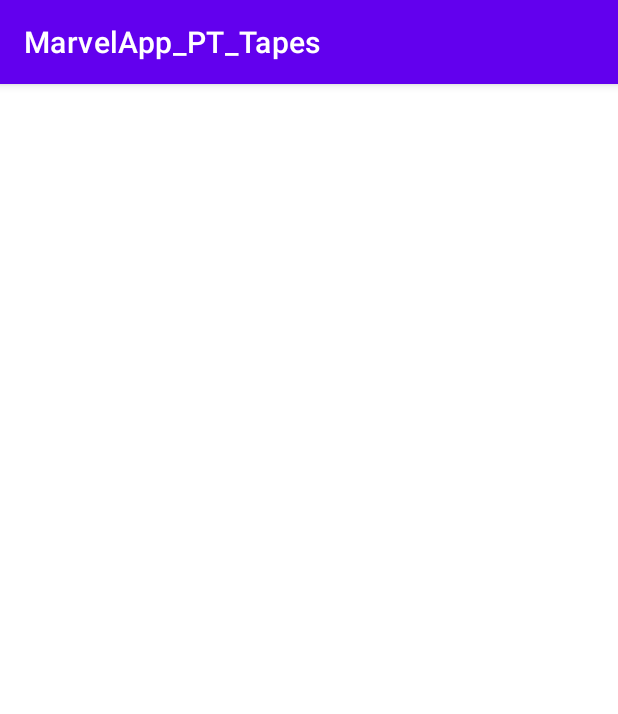
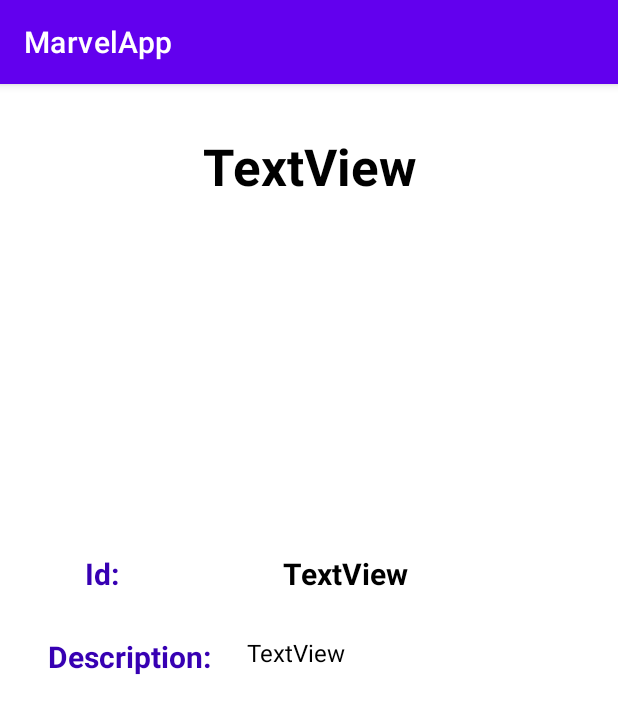
Before and after one commit to poncegamez1/MarvelApp_PT_Tapes, an Android app: the fragment DetailFragment placed in its activity, on a phone screen of 412 x 824 dp. Shown: the top 714 px of the screen. Run offline under Robolectric (Android 15) with nearby library versions, the phone set to English and light mode, and no system bars; our stand-ins replace Dagger/Hilt's generated code, Picasso; network calls fail; pictures from the network do not load; 7 statements that could not run were skipped.

Commit message:
Se crea el codigo de la pantalla DetailFragment.kt

```diff
--- a/app/src/main/java/com/poncegamez/marvelapp_pt_tapes/presentation/detail/DetailFragment.kt
+++ b/app/src/main/java/com/poncegamez/marvelapp_pt_tapes/presentation/detail/DetailFragment.kt
@@ -8,6 +8,7 @@ import android.view.ViewGroup
 import androidx.fragment.app.viewModels
 import androidx.navigation.fragment.navArgs
 import com.poncegamez.marvelapp_pt_tapes.databinding.FragmentDetailBinding
+import com.squareup.picasso.Picasso
 
 class DetailFragment : Fragment() {
 
@@ -27,10 +28,10 @@ class DetailFragment : Fragment() {
         super.onViewCreated(view, savedInstanceState)
         val comic = args.comic
         with(detailBinding){
-
+            titleTextView.text = comic.title
+            idTextView.text = comic.id.toString()
+            descriptionTextView.text = comic.description
+            Picasso.get().load("${comic.thumbnailPath}.${comic.thumbnailExt}").into(pictureImageView)
         }
     }
-
-
-
 }
--- a/app/src/main/res/layout/card_view_comic_item.xml
+++ b/app/src/main/res/layout/card_view_comic_item.xml
@@ -38,10 +38,14 @@
             <TextView
                 android:id="@+id/name_text_view"
                 style="@style/Subtitulos"
-                android:layout_width="wrap_content"
+                android:layout_width="0dp"
                 android:layout_height="wrap_content"
-                android:layout_marginTop="32dp"
-                android:textSize="24sp"
+                android:layout_marginStart="8dp"
+                android:layout_marginTop="50dp"
+                android:layout_marginEnd="8dp"
+                android:layout_marginBottom="93dp"
+                android:textSize="16dp"
+                app:layout_constraintBottom_toBottomOf="parent"
                 app:layout_constraintEnd_toEndOf="parent"
                 app:layout_constraintStart_toEndOf="@+id/picture_image_view"
                 app:layout_constraintTop_toTopOf="parent" />
--- a/app/src/main/res/layout/fragment_detail.xml
+++ b/app/src/main/res/layout/fragment_detail.xml
@@ -1,6 +1,89 @@
 <?xml version="1.0" encoding="utf-8"?>
-<FrameLayout xmlns:android="http://schemas.android.com/apk/res/android"
+<androidx.constraintlayout.widget.ConstraintLayout xmlns:android="http://schemas.android.com/apk/res/android"
+    xmlns:app="http://schemas.android.com/apk/res-auto"
     xmlns:tools="http://schemas.android.com/tools"
+    android:id="@+id/ConstraintLayout"
     android:layout_width="match_parent"
     android:layout_height="match_parent"
-    tools:context=".presentation.detail.DetailFragment"/>
+    tools:context=".presentation.detail.DetailFragment" >
+
+    <TextView
+        android:id="@+id/title_text_view"
+        style="@style/Titulo"
+        android:layout_width="wrap_content"
+        android:layout_height="wrap_content"
+        android:layout_marginTop="32dp"
+        android:text="TextView"
+        android:textAlignment="center"
+        android:textSize="34sp"
+        app:layout_constraintEnd_toEndOf="parent"
+        app:layout_constraintStart_toStartOf="parent"
+        app:layout_constraintTop_toTopOf="parent" />
+
+    <ImageView
+        android:id="@+id/picture_image_view"
+        android:layout_width="238dp"
+        android:layout_height="191dp"
+        android:layout_marginTop="24dp"
+        app:layout_constraintEnd_toEndOf="parent"
+        app:layout_constraintStart_toStartOf="parent"
+        app:layout_constraintTop_toBottomOf="@+id/title_text_view"
+        tools:src="@tools:sample/avatars"
+        android:contentDescription="TODO" />
+
+    <TextView
+        android:id="@+id/id_text_view"
+        android:layout_width="wrap_content"
+        android:layout_height="wrap_content"
+        android:layout_marginTop="20dp"
+        android:layout_marginEnd="140dp"
+        android:text="TextView"
+        android:textColor="@color/black"
+        android:textSize="20sp"
+        android:textStyle="bold"
+        app:layout_constraintEnd_toEndOf="parent"
+        app:layout_constraintTop_toBottomOf="@+id/picture_image_view" />
+
+    <TextView
+        android:id="@+id/description_text_view"
+        android:layout_width="0dp"
+        android:layout_height="wrap_content"
+        android:layout_marginStart="8dp"
+        android:layout_marginTop="28dp"
+        android:layout_marginEnd="16dp"
+        android:text="TextView"
+        android:textColor="@color/black"
+        android:textSize="16sp"
+        app:layout_constraintEnd_toEndOf="parent"
+        app:layout_constraintStart_toEndOf="@+id/textView5"
+        app:layout_constraintTop_toBottomOf="@+id/id_text_view" />
+
+    <TextView
+        android:id="@+id/textView4"
+        style="@style/Subtitulos"
+        android:layout_width="wrap_content"
+        android:layout_height="wrap_content"
+        android:layout_marginStart="32dp"
+        android:layout_marginTop="20dp"
+        android:layout_marginEnd="32dp"
+        android:text="@string/id"
+        android:textSize="20sp"
+        app:layout_constraintEnd_toStartOf="@+id/id_text_view"
+        app:layout_constraintHorizontal_bias="0.244"
+        app:layout_constraintStart_toStartOf="parent"
+        app:layout_constraintTop_toBottomOf="@+id/picture_image_view" />
+
+    <TextView
+        android:id="@+id/textView5"
+        style="@style/Subtitulos"
+        android:layout_width="wrap_content"
+        android:layout_height="wrap_content"
+        android:layout_marginStart="32dp"
+        android:layout_marginTop="28dp"
+        android:layout_marginEnd="16dp"
+        android:text="@string/description"
+        android:textSize="20sp"
+        app:layout_constraintEnd_toStartOf="@+id/description_text_view"
+        app:layout_constraintStart_toStartOf="parent"
+        app:layout_constraintTop_toBottomOf="@+id/textView4" />
+</androidx.constraintlayout.widget.ConstraintLayout>
--- a/app/src/main/res/values/strings.xml
+++ b/app/src/main/res/values/strings.xml
@@ -1,3 +1,5 @@
 <resources>
-    <string name="app_name">MarvelApp_PT_Tapes</string>
+    <string name="app_name">MarvelApp</string>
+    <string name="id">Id:</string>
+    <string name="description">Description:</string>
 </resources>
```
